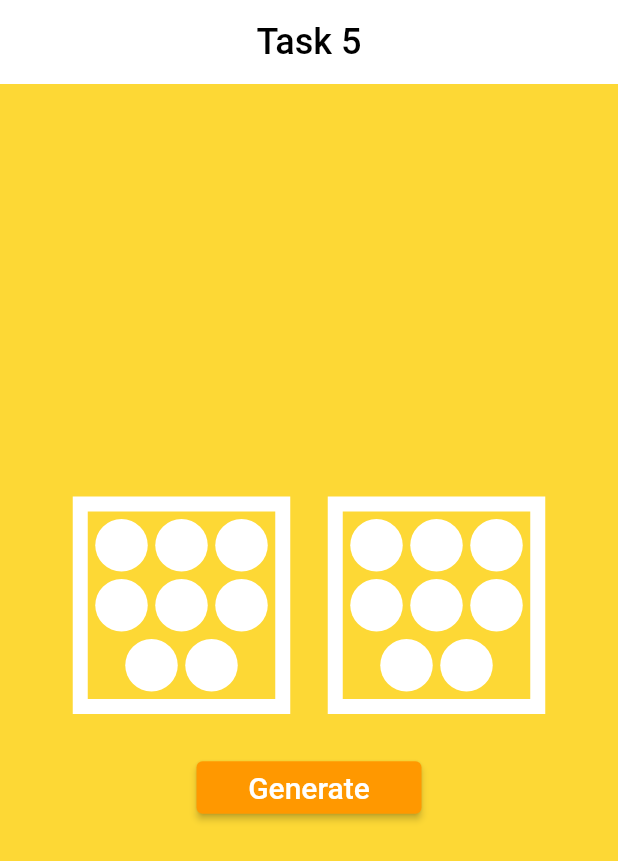
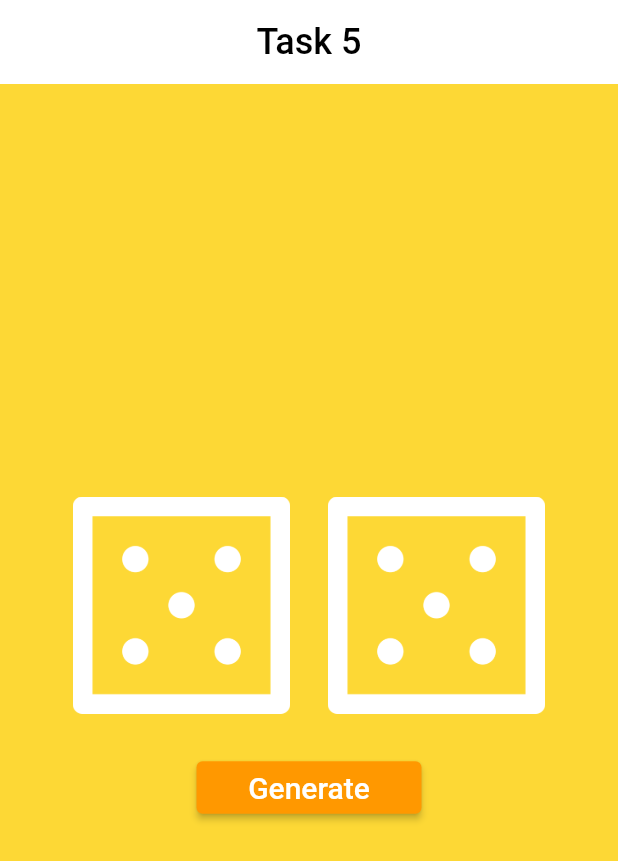
Before and after one commit to aibek-karataev/dice-app, a Flutter app: the screen it shows after launch, after a tap on "Generate", on a phone screen of 412 x 824 dp. Shown: the top 861 px of the screen. Run offline on Flutter 3.47's test engine with Material 2 defaults, Android fonts, the phone set to English and light mode, and no system bars.

```diff
--- a/lib/main.dart
+++ b/lib/main.dart
@@ -32,8 +32,8 @@ class _DiceState extends State<Dice> {
     Random random1 = Random();
     Random random2 = Random();
     setState(() {
-      _diceCount1 = random1.nextInt(9) + 1;
-      _diceCount2 = random2.nextInt(9) + 1;
+      _diceCount1 = random1.nextInt(6) + 1;
+      _diceCount2 = random2.nextInt(6) + 1;
     });
   }
 
@@ -57,60 +57,18 @@ class _DiceState extends State<Dice> {
           crossAxisAlignment: WrapCrossAlignment.center,
           alignment: WrapAlignment.center,
           children: [
-            Container(
+            SizedBox(
               width: 145,
               height: 145,
-              padding: const EdgeInsets.all(5.0),
-              decoration: BoxDecoration(
-                border: Border.all(color: Colors.white, width: 10),
-              ),
-              child: Wrap(
-                alignment: WrapAlignment.center,
-                crossAxisAlignment: WrapCrossAlignment.center,
-                runAlignment: WrapAlignment.center,
-                spacing: 5.0,
-                runSpacing: 5.0,
-                children: [
-                  for (var _ in List.filled(_diceCount1, 0, growable: false))
-                    SizedBox(
-                      width: 35.0,
-                      height: 35.0,
-                      child: DecoratedBox(
-                        decoration: BoxDecoration(
-                          color: Colors.white,
-                          borderRadius: BorderRadius.circular(100.0),
-                        ),
-                      ),
-                    ),
-                ],
+              child: Image(
+                image: AssetImage("assets/dice$_diceCount1.png"),
               ),
             ),
-            Container(
+            SizedBox(
               width: 145,
               height: 145,
-              padding: const EdgeInsets.all(5.0),
-              decoration: BoxDecoration(
-                border: Border.all(color: Colors.white, width: 10),
-              ),
-              child: Wrap(
-                alignment: WrapAlignment.center,
-                crossAxisAlignment: WrapCrossAlignment.center,
-                runAlignment: WrapAlignment.center,
-                spacing: 5.0,
-                runSpacing: 5.0,
-                children: [
-                  for (var _ in List.filled(_diceCount2, 0, growable: false))
-                    SizedBox(
-                      width: 35.0,
-                      height: 35.0,
-                      child: DecoratedBox(
-                        decoration: BoxDecoration(
-                          color: Colors.white,
-                          borderRadius: BorderRadius.circular(100.0),
-                        ),
-                      ),
-                    ),
-                ],
+              child: Image(
+                image: AssetImage("assets/dice$_diceCount2.png"),
               ),
             ),
             ElevatedButton(
```
Also changed, not shown: pubspec.yaml (+9 -2 lines), assets/dice1.png (added), assets/dice2.png (added), assets/dice3.png (added), assets/dice4.png (added), assets/dice5.png (added), assets/dice6.png (added).
